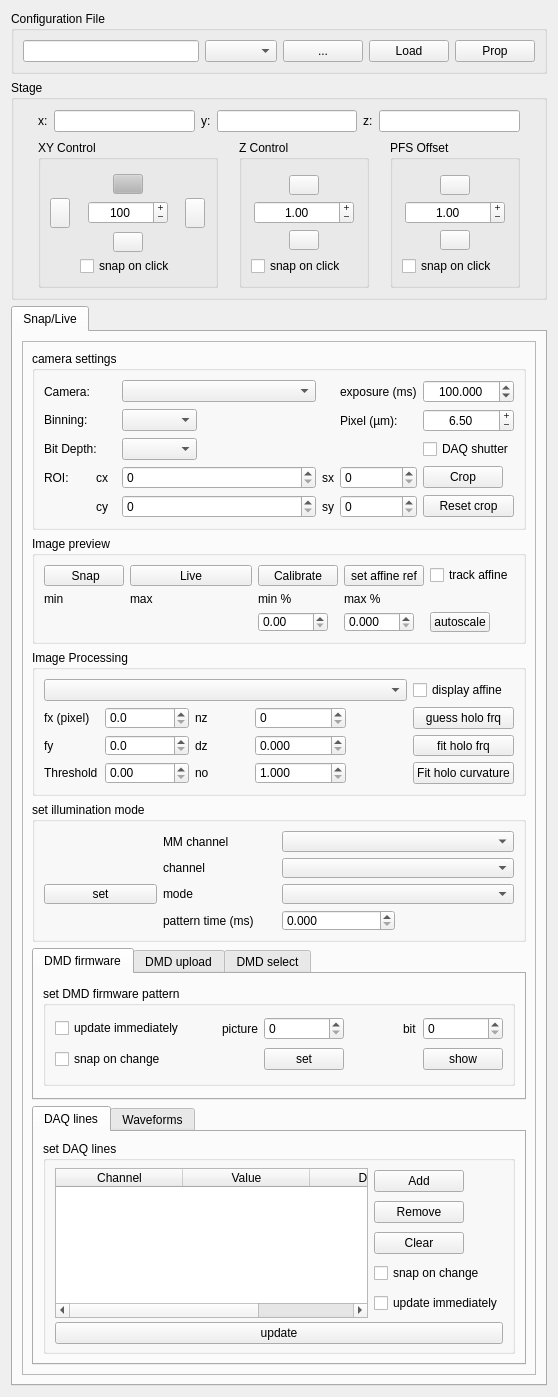
The window that micromanager_gui/_ui/micromanager_gui.ui (QI2lab/napari-micromanager) describes before a commit, drawn with Qt 5.
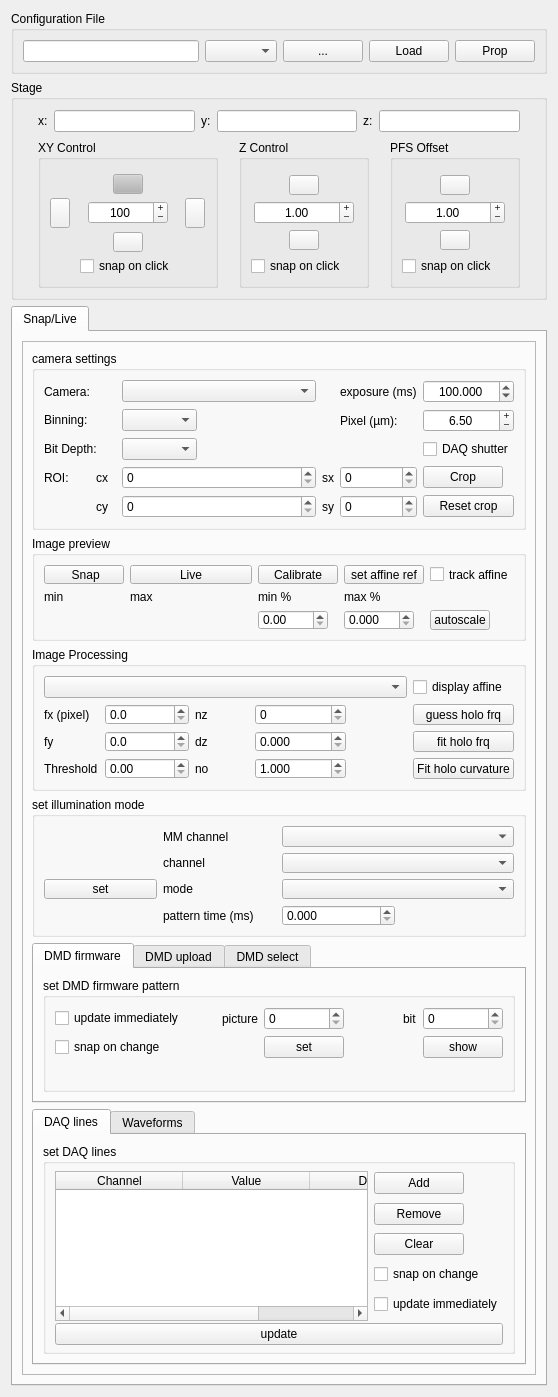
The same window after the commit.

Commit message: display firmware pattern information when selected to display

Diff of the .ui file:
```diff
--- a/micromanager_gui/_ui/micromanager_gui.ui
+++ b/micromanager_gui/_ui/micromanager_gui.ui
@@ -1506,7 +1506,7 @@
                 <property name="maximumSize">
                  <size>
                   <width>16777215</width>
-                  <height>100</height>
+                  <height>120</height>
                  </size>
                 </property>
                 <property name="title">
@@ -1564,6 +1564,13 @@
                    </property>
                   </widget>
                  </item>
+                 <item row="3" column="0">
+                  <widget class="QLabel" name="dmd_firmware_pattern_label">
+                   <property name="text">
+                    <string/>
+                   </property>
+                  </widget>
+                 </item>
                 </layout>
                </widget>
               </item>
```
The commit also changes 1 other file.
